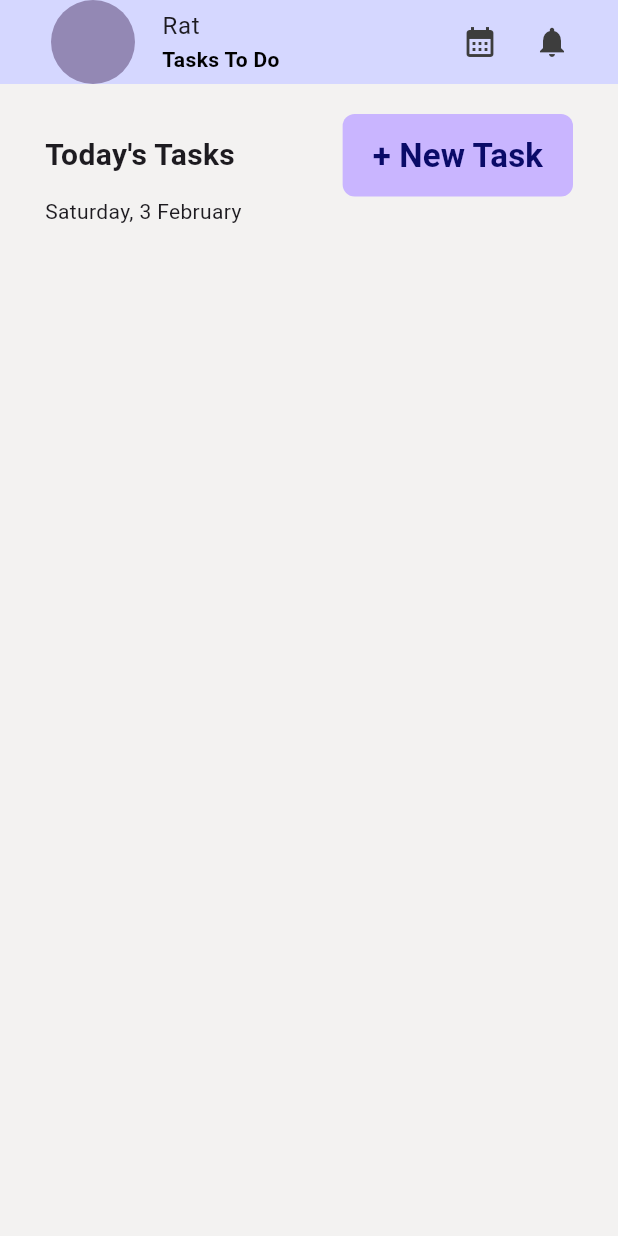
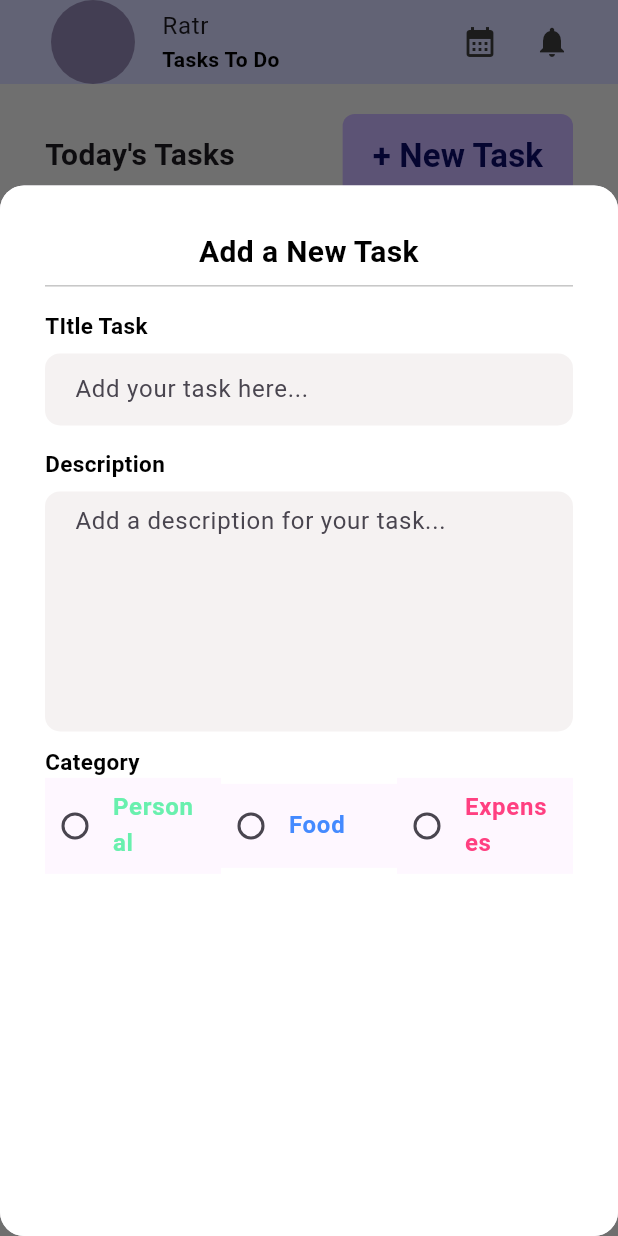
Before and after one commit to pratyakshi/swifttasks, a Flutter app: the screen it shows after launch, after a tap on "+ New Task", on a phone screen of 412 x 824 dp. Run offline on Flutter 3.47's test engine with Material 3 defaults, Android fonts, the light colour scheme and no system bars; our stand-ins replace gap.

Commit message:
Modified the radio button

```diff
--- /dev/null
+++ b/lib/common/show_model.dart
@@ -0,0 +1,73 @@
+import 'package:flutter/material.dart';
+import 'package:swifttasks/constants/app_style.dart';
+import 'package:gap/gap.dart';
+import 'package:swifttasks/widget/radio_widget.dart';
+import 'package:swifttasks/widget/textfield_widget.dart';
+
+class AddNewTaskModel extends StatelessWidget {
+  const AddNewTaskModel({
+    super.key,
+  });
+
+  @override
+  Widget build(BuildContext context) {
+    return Container(
+      padding: const EdgeInsets.all(30),
+      height: MediaQuery.of(context).size.height * 0.85,
+      decoration: BoxDecoration(
+          color: Colors.white, borderRadius: BorderRadius.circular(16)),
+      child: Column(crossAxisAlignment: CrossAxisAlignment.start, children: [
+        SizedBox(
+            width: double.infinity,
+            child: Text(
+              'Add a New Task',
+              textAlign: TextAlign.center,
+              style: TextStyle(
+                  fontSize: 20,
+                  fontWeight: FontWeight.bold,
+                  color: Colors.black),
+            )),
+        Divider(
+          thickness: 0.5,
+          color: Color.fromARGB(255, 139, 139, 139),
+        ),
+        const Gap(8),
+        const Text(
+          'TItle Task',
+          style: AppStyle.headingOne,
+        ),
+        const Gap(8),
+        const TextFieldWIdget(maxLine: 1, hintText: 'Add your task here...'),
+        const Gap(15),
+        Text('Description', style: AppStyle.headingOne),
+        const Gap(8),
+        const TextFieldWIdget(
+            maxLine: 6, hintText: 'Add a description for your task...'),
+        const Gap(10),
+        Text('Category', style: AppStyle.headingOne),
+        Row(
+          children: [
+            Expanded(
+              child: RadioWidget(
+                category: Colors.greenAccent,
+                titleWidget: 'Personal',
+              ),
+            ), // Add closing parentheses
+            Expanded(
+              child: RadioWidget(
+                category: Colors.blueAccent,
+                titleWidget: 'Food',
+              ),
+            ), // Add closing parentheses
+            Expanded(
+              child: RadioWidget(
+                category: Colors.pinkAccent,
+                titleWidget: 'Expenses',
+              ),
+            ),
+          ],
+        ),
+      ]),
+    );
+  }
+}
--- /dev/null
+++ b/lib/constants/app_style.dart
@@ -0,0 +1,6 @@
+import 'package:flutter/material.dart';
+
+class AppStyle {
+  static const headingOne =
+      TextStyle(fontSize: 15, fontWeight: FontWeight.w700, color: Colors.black);
+}
--- a/lib/main.dart
+++ b/lib/main.dart
@@ -1,5 +1,6 @@
 import 'package:flutter/material.dart';
 import 'package:gap/gap.dart';
+import 'package:swifttasks/common/show_model.dart';
 
 void main() {
   runApp(MaterialApp(
@@ -27,7 +28,7 @@ class HomePage extends StatelessWidget {
             radius: 30,
             // child: Image.asset('assets/profile.jpg'), remove const
           ),
-          title: Text('Rat'),
+          title: Text('Ratr'),
           subtitle: Text(
             'Tasks To Do',
             style: TextStyle(fontWeight: FontWeight.bold, color: Colors.black),
@@ -77,7 +78,12 @@ class HomePage extends StatelessWidget {
                       shape: RoundedRectangleBorder(
                         borderRadius: BorderRadius.circular(8),
                       )),
-                  onPressed: () {},
+                  onPressed: () => showModalBottomSheet(
+                      isScrollControlled: true,
+                      shape: RoundedRectangleBorder(
+                          borderRadius: BorderRadius.circular(16)),
+                      context: context,
+                      builder: (context) => const AddNewTaskModel()),
                   child: Text(
                     '+ New Task',
                     style: TextStyle(
--- /dev/null
+++ b/lib/widget/radio_widget.dart
@@ -0,0 +1,29 @@
+import 'package:flutter/material.dart';
+
+class RadioWidget extends StatelessWidget {
+  const RadioWidget(
+      {super.key, required this.category, required this.titleWidget});
+
+  final String titleWidget;
+  final Color category;
+
+  @override
+  Widget build(BuildContext context) {
+    return Material(
+      child: Theme(
+        data: ThemeData(unselectedWidgetColor: category),
+        child: RadioListTile(
+          contentPadding: EdgeInsets.zero,
+          title: Transform.translate(
+            offset: const Offset(-11, 0),
+            child: Text(titleWidget,
+                style: TextStyle(color: category, fontWeight: FontWeight.w700)),
+          ),
+          value: 1,
+          groupValue: 0,
+          onChanged: (value) {},
+        ),
+      ),
+    );
+  }
+}
--- /dev/null
+++ b/lib/widget/textfield_widget.dart
@@ -0,0 +1,31 @@
+import 'package:flutter/material.dart';
+
+class TextFieldWIdget extends StatelessWidget {
+  const TextFieldWIdget({
+    Key? key,
+    required this.maxLine,
+    required this.hintText,
+  }) : super(key: key);
+
+  final String hintText;
+  final int maxLine;
+
+  @override
+  Widget build(BuildContext context) {
+    return Container(
+      padding: const EdgeInsets.symmetric(horizontal: 20),
+      decoration: BoxDecoration(
+        color: Color.fromARGB(255, 245, 242, 242),
+        borderRadius: BorderRadius.circular(10),
+      ),
+      child: TextField(
+        decoration: InputDecoration(
+          enabledBorder: InputBorder.none,
+          focusedBorder: InputBorder.none,
+          hintText: hintText,
+        ),
+        maxLines: maxLine,
+      ),
+    );
+  }
+}
```
Also changed, not shown: 22 other files.
